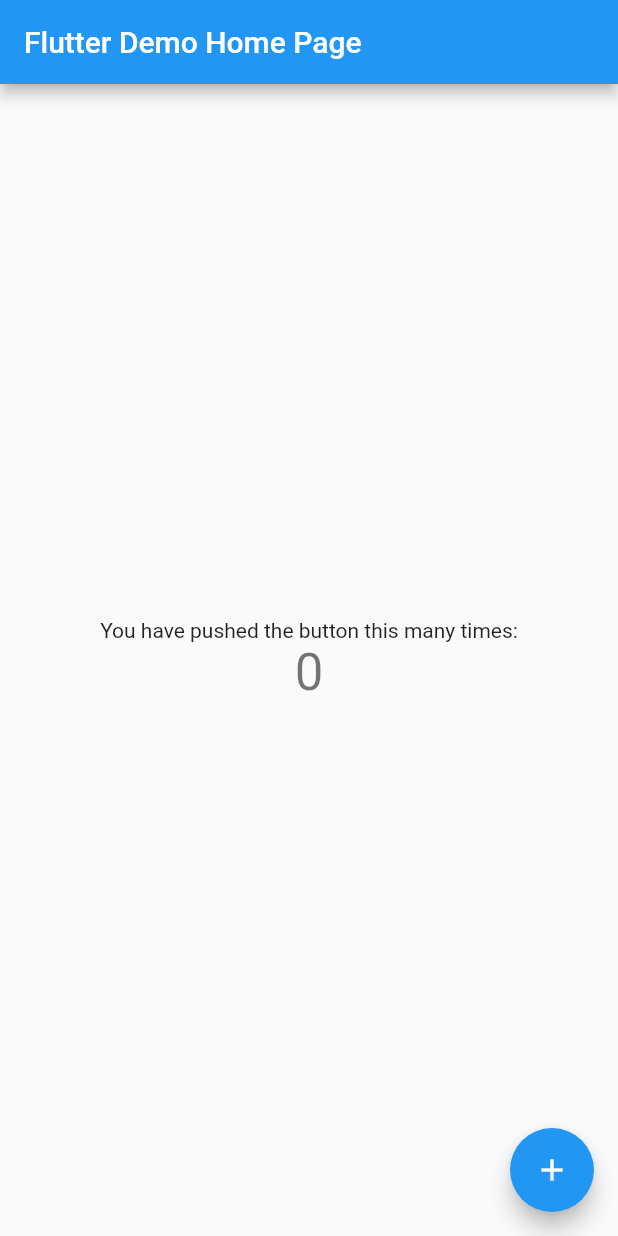
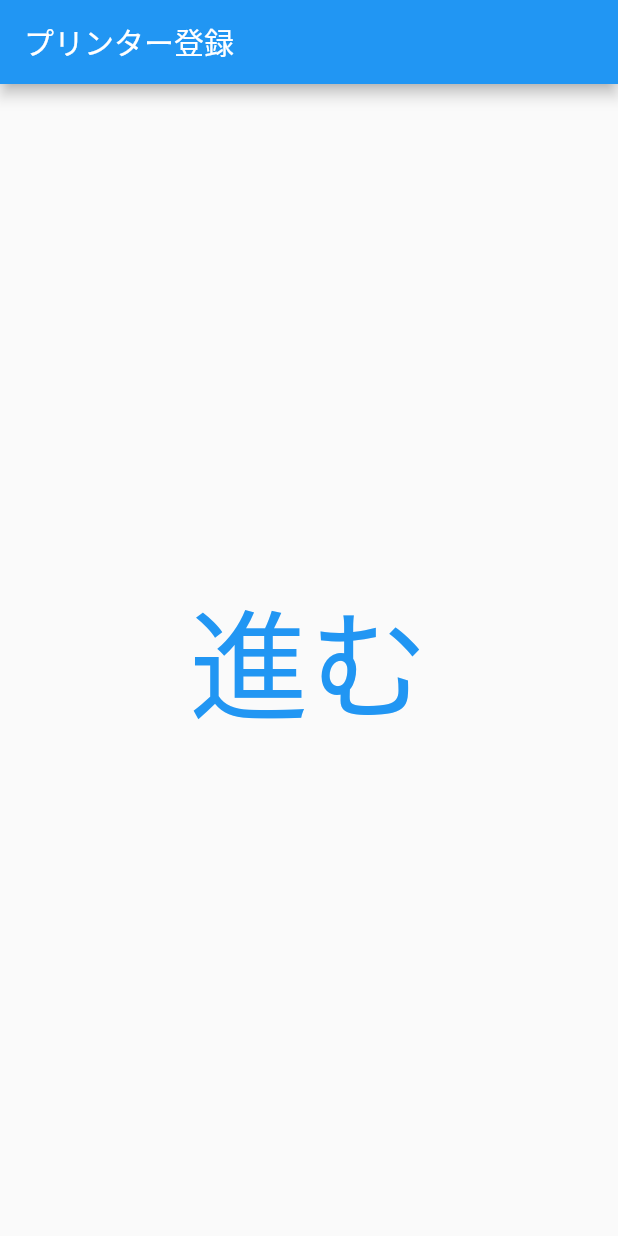
Before and after one commit to shunkat/epson-hackathon, a Flutter app: the screen it shows after launch, on a phone screen of 412 x 824 dp. Run offline on Flutter 3.47's test engine with Material 2 defaults, Android fonts, the light colour scheme and no system bars; our stand-ins replace webview_flutter.

Commit message:
webViewの画面を作成（キーボードが反応しない）

```diff
--- /dev/null
+++ b/lib/Registration.dart
@@ -0,0 +1,21 @@
+import 'package:flutter/material.dart';
+import 'package:printer_connect/ActivationWebView.dart';
+
+class Registration extends StatelessWidget {
+  @override
+  Widget build(BuildContext context) {
+    return Scaffold(
+        appBar: AppBar(
+          title: Text("プリンター登録"),
+        ),
+        body: Center(
+            child: TextButton(
+                onPressed: () => {
+                  Navigator.of(context)
+                      .push(MaterialPageRoute(builder: (context) {
+                    return ActivationWebView();
+                  }))
+                },
+                child: Text("進む", style: TextStyle(fontSize: 80)))));
+  }
+}
--- a/lib/main.dart
+++ b/lib/main.dart
@@ -1,25 +1,17 @@
+import 'package:flutter/foundation.dart';
 import 'package:flutter/material.dart';
+import 'package:printer_connect/Registration.dart';
 
 void main() {
   runApp(MyApp());
 }
 
 class MyApp extends StatelessWidget {
-  // This widget is the root of your application.
 @override
 Widget build(BuildContext context) {
   return MaterialApp(
     title: 'Flutter Demo',
     theme: ThemeData(
-        // This is the theme of your application.
-        //
-        // Try running your application with "flutter run". You'll see the
-        // application has a blue toolbar. Then, without quitting the app, try
-        // changing the primarySwatch below to Colors.green and then invoke
-        // "hot reload" (press "r" in the console where you ran "flutter run",
-        // or simply save your changes to "hot reload" in a Flutter IDE).
-        // Notice that the counter didn't reset back to zero; the application
-        // is not restarted.
       primarySwatch: Colors.blue,
     ),
     home: MyHomePage(title: 'Flutter Demo Home Page'),
@@ -29,85 +21,13 @@
 
 class MyHomePage extends StatefulWidget {
   MyHomePage({Key? key, required this.title}) : super(key: key);
-
-  // This widget is the home page of your application. It is stateful, meaning
-  // that it has a State object (defined below) that contains fields that affect
-  // how it looks.
-
-  // This class is the configuration for the state. It holds the values (in this
-  // case the title) provided by the parent (in this case the App widget) and
-  // used by the build method of the State. Fields in a Widget subclass are
-  // always marked "final".
-
   final String title;
-
   @override
   _MyHomePageState createState() => _MyHomePageState();
 }
-
 class _MyHomePageState extends State<MyHomePage> {
-  int _counter = 0;
-
-  void _incrementCounter() {
-    setState(() {
-      // This call to setState tells the Flutter framework that something has
-      // changed in this State, which causes it to rerun the build method below
-      // so that the display can reflect the updated values. If we changed
-      // _counter without calling setState(), then the build method would not be
-      // called again, and so nothing would appear to happen.
-      _counter++;
-    });
-  }
-
   @override
   Widget build(BuildContext context) {
-    // This method is rerun every time setState is called, for instance as done
-    // by the _incrementCounter method above.
-    //
-    // The Flutter framework has been optimized to make rerunning build methods
-    // fast, so that you can just rebuild anything that needs updating rather
-    // than having to individually change instances of widgets.
-    return Scaffold(
-      appBar: AppBar(
-        // Here we take the value from the MyHomePage object that was created by
-        // the App.build method, and use it to set our appbar title.
-        title: Text(widget.title),
-      ),
-      body: Center(
-        // Center is a layout widget. It takes a single child and positions it
-        // in the middle of the parent.
-        child: Column(
-          // Column is also a layout widget. It takes a list of children and
-          // arranges them vertically. By default, it sizes itself to fit its
-          // children horizontally, and tries to be as tall as its parent.
-          //
-          // Invoke "debug painting" (press "p" in the console, choose the
-          // "Toggle Debug Paint" action from the Flutter Inspector in Android
-          // Studio, or the "Toggle Debug Paint" command in Visual Studio Code)
-          // to see the wireframe for each widget.
-          //
-          // Column has various properties to control how it sizes itself and
-          // how it positions its children. Here we use mainAxisAlignment to
-          // center the children vertically; the main axis here is the vertical
-          // axis because Columns are vertical (the cross axis would be
-          // horizontal).
-          mainAxisAlignment: MainAxisAlignment.center,
-          children: <Widget>[
-            Text(
-              'You have pushed the button this many times:',
-            ),
-            Text(
-              '$_counter',
-              style: Theme.of(context).textTheme.headline4,
-            ),
-          ],
-        ),
-      ),
-      floatingActionButton: FloatingActionButton(
-        onPressed: _incrementCounter,
-        tooltip: 'Increment',
-        child: Icon(Icons.add),
-      ), // This trailing comma makes auto-formatting nicer for build methods.
-    );
+    return Scaffold(body: Registration());
   }
 }
--- a/pubspec.yaml
+++ b/pubspec.yaml
@@ -23,6 +23,9 @@
 dependencies:
   flutter:
     sdk: flutter
+  webview_flutter: ^2.0.8
+
+
 
 
   # The following adds the Cupertino Icons font to your application.
@@ -32,6 +35,7 @@
 dev_dependencies:
   flutter_test:
     sdk: flutter
+  webview_flutter: ^2.0.8
 
 # For information on the generic Dart part of this file, see the
 # following page: https://dart.dev/tools/pub/pubspec
```
Also changed, not shown: lib/ActivationWebView.dart (added, +34 -0 lines), pubspec.lock, 7 other files. Lines whose indentation alone changed are shown as unchanged.
